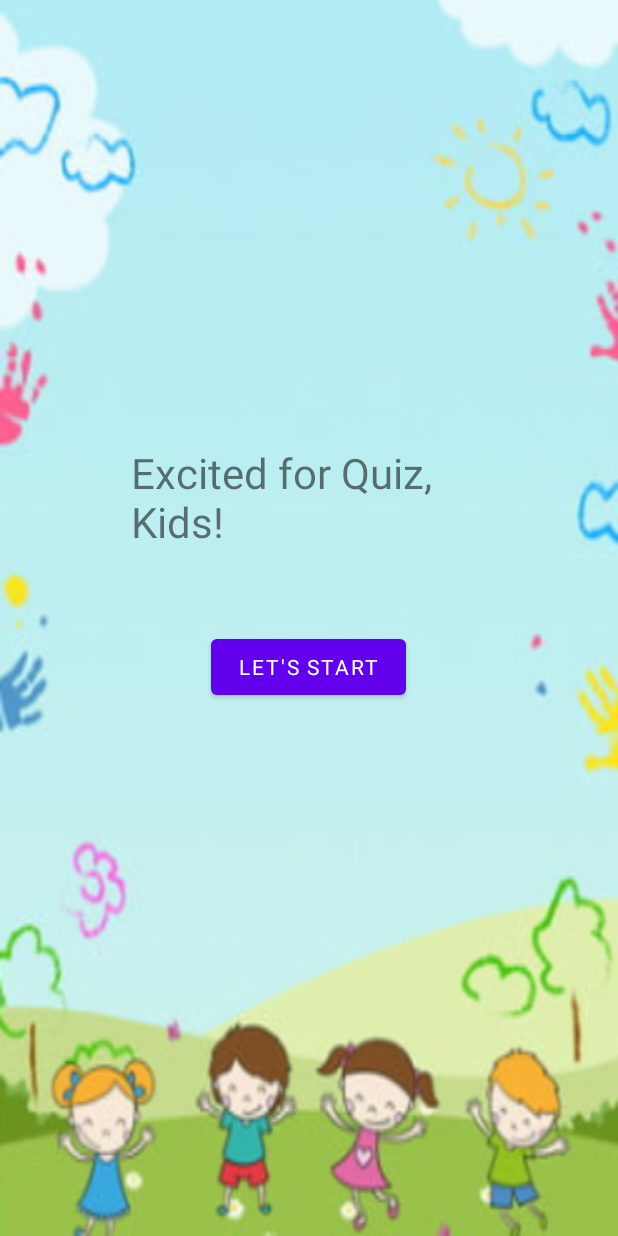
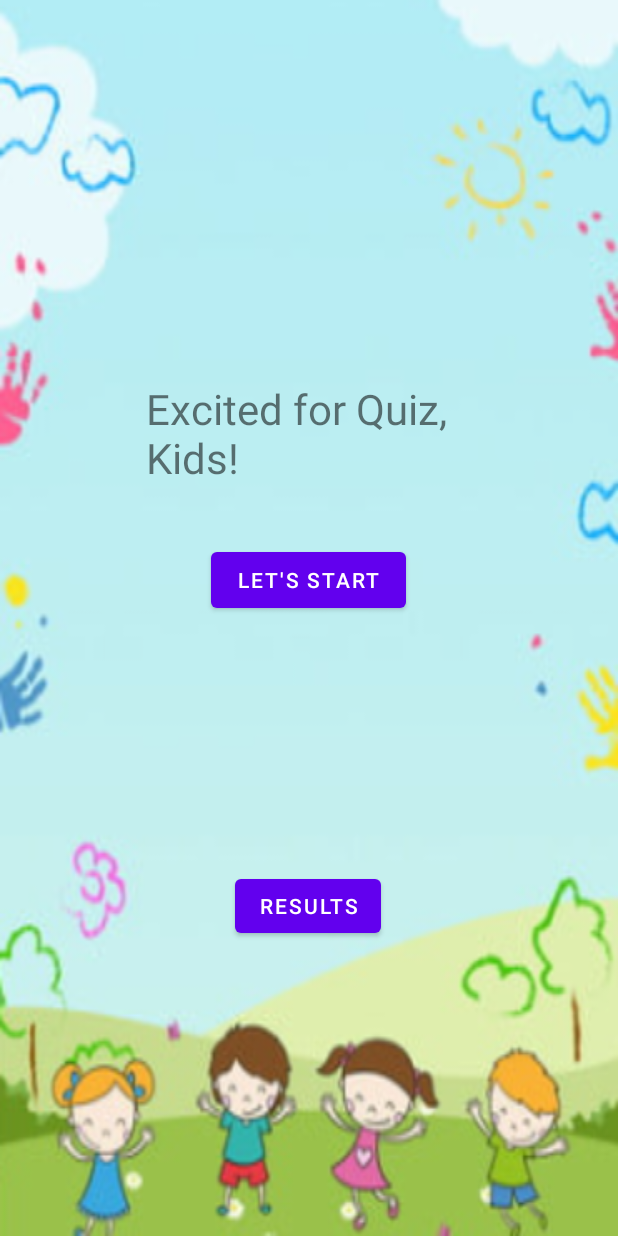
Before and after one commit to kashafashraf230/Kids_QuizApp, an Android app: the layout activity_main.xml on its own in the app's theme, with its tools: preview values and no code run, on a phone screen of 412 x 824 dp. Run offline under Robolectric (Android 15) with nearby library versions, the phone set to English and light mode, and no system bars.

Commit message:
Adding Layout

```diff
--- a/app/src/main/AndroidManifest.xml
+++ b/app/src/main/AndroidManifest.xml
@@ -22,7 +22,10 @@
             android:exported="false" />
         <activity
             android:name=".SplashScreen"
-            android:exported="false" />
+            android:exported="false">
+
+        </activity>
+
         <activity
             android:name=".MainActivity"
             android:exported="true">
@@ -31,6 +34,7 @@
 
                 <category android:name="android.intent.category.LAUNCHER" />
             </intent-filter>
+
         </activity>
     </application>
 
--- a/app/src/main/java/com/example/kidsquiz/SplashScreen.java
+++ b/app/src/main/java/com/example/kidsquiz/SplashScreen.java
@@ -13,14 +13,14 @@ public class SplashScreen extends AppCompatActivity {
         super.onCreate(savedInstanceState);
         setContentView(R.layout.activity_splash_screen);
 
-        new Handler().postDelayed(new Runnable() {
+       /* new Handler().postDelayed(new Runnable() {
             @Override
             public void run() {
                 Intent splashIntent = new Intent(SplashScreen.this, MainActivity.class);
                 SplashScreen.this.startActivity(splashIntent);
                 SplashScreen.this.finish();
             }
-        }, 3000);
+        }, 3000);*/
 
 
     }
--- a/app/src/main/res/layout/activity_main.xml
+++ b/app/src/main/res/layout/activity_main.xml
@@ -14,11 +14,22 @@
         android:backgroundTint="@color/teal_700"
         app:layout_constraintBottom_toBottomOf="parent"
         app:layout_constraintEnd_toEndOf="parent"
-        app:layout_constraintHorizontal_bias="0.0"
+        app:layout_constraintHorizontal_bias="1.0"
         app:layout_constraintStart_toStartOf="parent"
         app:layout_constraintTop_toTopOf="parent"
-        app:layout_constraintVertical_bias="0.43"/>
+        app:layout_constraintVertical_bias="0.125">
 
+        <Button
+            android:id="@+id/startButton"
+            android:layout_width="130dp"
+            android:layout_height="49dp"
+            android:text="Let's start"
+            app:layout_constraintBottom_toBottomOf="parent"
+            app:layout_constraintEnd_toEndOf="parent"
+            app:layout_constraintHorizontal_bias="0.498"
+            app:layout_constraintStart_toStartOf="parent"
+            app:layout_constraintTop_toBottomOf="@+id/kidWelcome"
+            app:layout_constraintVertical_bias="0.243" />
 
         <TextView
             android:id="@+id/kidWelcome"
@@ -28,21 +39,24 @@
             android:textSize="28dp"
             app:layout_constraintBottom_toBottomOf="parent"
             app:layout_constraintEnd_toEndOf="parent"
-            app:layout_constraintHorizontal_bias="0.497"
+            app:layout_constraintHorizontal_bias="0.554"
             app:layout_constraintStart_toStartOf="parent"
             app:layout_constraintTop_toTopOf="parent"
-            app:layout_constraintVertical_bias="0.392" />
+            app:layout_constraintVertical_bias="0.501" />
 
-        <Button
-            android:id="@+id/startButton"
-            android:layout_width="130dp"
-            android:layout_height="49dp"
-            android:layout_marginTop="37dp"
-            android:text="Let's start"
-            app:layout_constraintBottom_toBottomOf="parent"
-            app:layout_constraintEnd_toEndOf="parent"
-            app:layout_constraintHorizontal_bias="0.498"
-            app:layout_constraintStart_toStartOf="parent"
-            app:layout_constraintTop_toBottomOf="@+id/kidWelcome"
-            app:layout_constraintVertical_bias="0.047" />
     </androidx.constraintlayout.widget.ConstraintLayout>
+
+    <Button
+        android:id="@+id/resultButton"
+        android:layout_width="wrap_content"
+        android:layout_height="wrap_content"
+        android:text="Results"
+        app:layout_constraintBottom_toBottomOf="parent"
+        app:layout_constraintEnd_toEndOf="parent"
+        app:layout_constraintHorizontal_bias="0.498"
+        app:layout_constraintStart_toStartOf="parent"
+        app:layout_constraintTop_toBottomOf="@+id/layoutMainActivity"
+        app:layout_constraintVertical_bias="0.192" />
+
+
+</androidx.constraintlayout.widget.ConstraintLayout>
--- a/app/src/main/res/values/themes.xml
+++ b/app/src/main/res/values/themes.xml
@@ -12,6 +12,5 @@
         <!-- Status bar color. -->
         <item name="android:statusBarColor">?attr/colorPrimaryVariant</item>
         <!-- Customize your theme here. -->
-        <item name="fontFamily">@poppins</item>
     </style>
 </resources>
```
Also changed, not shown: app/src/main/java/com/example/kidsquiz/MainActivity.java (+7 -7 lines), app/src/main/java/com/example/kidsquiz/MyViewAdapter.java (added, +53 -0 lines), app/src/main/java/com/example/kidsquiz/ResultDisplay.java (+26 -0 lines), app/src/main/res/layout/activity_result_display.xml (+14 -1 lines).
